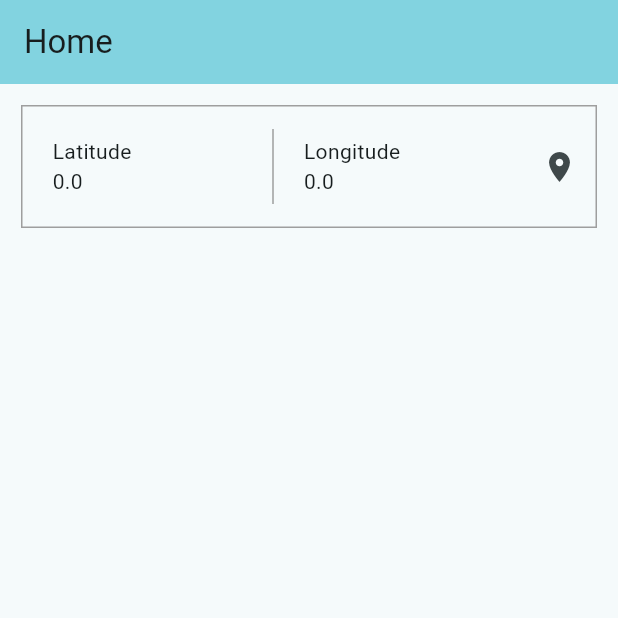
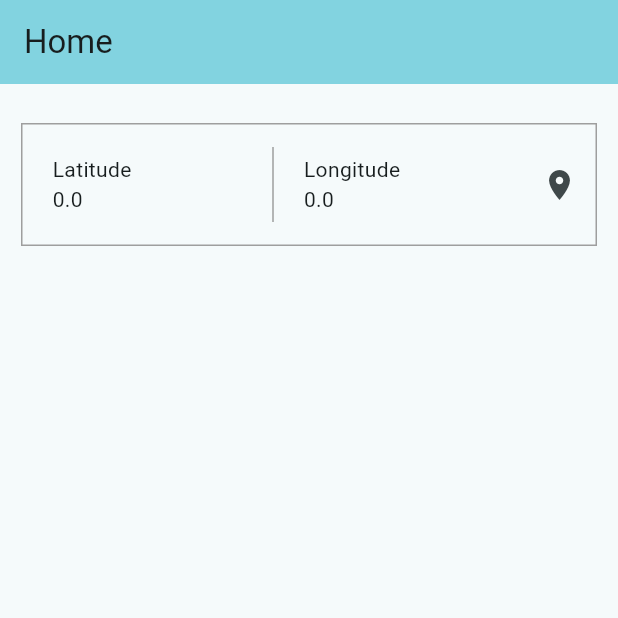
Before and after one commit to Nicollas1305/Testing-Maps, a Flutter app: the screen it shows after launch, on a phone screen of 412 x 824 dp, the top half of it. Run offline on Flutter 3.47's test engine with Material 3 defaults, Android fonts, the phone set to English and light mode, and no system bars; our stand-ins replace flutter_speed_dial, geolocator, google_maps_flutter.

Commit message:
refactor: remove image preview do sizedbox e da espacameto entre os widgets.

```diff
--- a/lib/widgets/location_input.dart
+++ b/lib/widgets/location_input.dart
@@ -42,7 +42,21 @@ class _LocationInputState extends State<LocationInput> {
           ),
         );
       },
-      child: Container(
+      child: Column(
+        children: [
+          if (_previewImageUrl.isNotEmpty)
+            SizedBox(
+              height: 120,
+              width: double.infinity,
+              child: Image.network(
+                _previewImageUrl,
+                fit: BoxFit.cover,
+              ),
+            ),
+          const SizedBox(
+            height: 12,
+          ),
+          Container(
             decoration: BoxDecoration(
               border: Border.all(
                 width: 1,
@@ -51,15 +65,6 @@ class _LocationInputState extends State<LocationInput> {
             ),
             child: Column(
               children: [
-            if (_previewImageUrl.isNotEmpty)
-              Container(
-                height: 120,
-                width: double.infinity,
-                child: Image.network(
-                  _previewImageUrl,
-                  fit: BoxFit.cover,
-                ),
-              ),
                 Row(
                   mainAxisAlignment: MainAxisAlignment.center,
                   children: [
@@ -78,7 +83,7 @@ class _LocationInputState extends State<LocationInput> {
                     ),
                     Container(
                       width: 1.0,
-                  height: 50.0, // Ajuste a altura conforme necessário
+                      height: 50.0,
                       color: Colors.grey,
                     ),
                     Expanded(
@@ -103,6 +108,8 @@ class _LocationInputState extends State<LocationInput> {
               ],
             ),
           ),
+        ],
+      ),
     );
   }
 }
```
Lines whose indentation alone changed are shown as unchanged.
